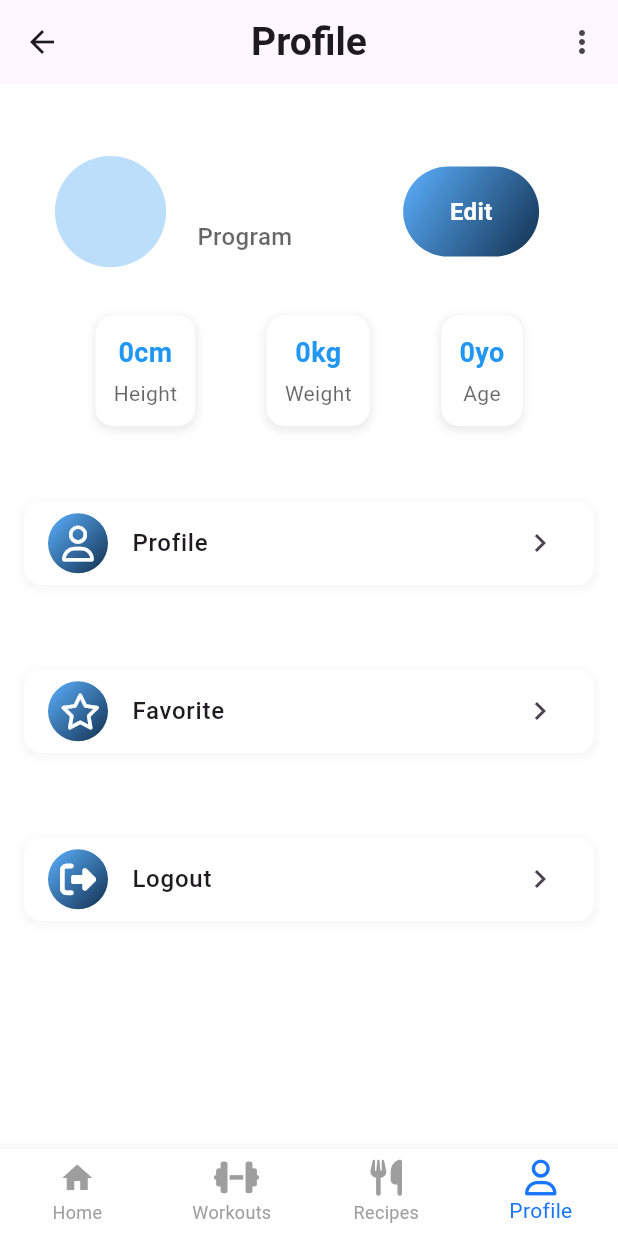
After one commit to Recipe-Rise/Flutter-GP, a Flutter app: the ProfileScreen screen opened directly, on a phone screen of 412 x 824 dp. The commit adds this screen. Run offline on Flutter 3.47's test engine with Material 3 defaults, Android fonts, the light colour scheme and no system bars; our stand-ins replace bloc, flutter_bloc, flutter_vector_icons, font_awesome_flutter, get, percent_indicator and 1 more; accounts and stored records are empty.

Commit message:
profile screen

```diff
--- /dev/null
+++ b/lib/core/utils/app_navigator.dart
@@ -0,0 +1,57 @@
+// lib/core/utils/app_navigator.dart
+
+import 'package:fitfork_gp/features/Home/presentation/views/home_screen.dart';
+import 'package:fitfork_gp/features/Profile/presentation/views/profile_screen.dart';
+import 'package:flutter/material.dart';
+
+// Import other screens as needed
+
+class AppNavigator {
+  // Navigate to screen based on bottom navigation index
+  static void navigateToTabScreen(BuildContext context, int index,
+      {Object? arguments}) {
+    // Get current route to avoid pushing the same route
+    final String? currentRoute = ModalRoute.of(context)?.settings.name;
+
+    String routeName;
+    Widget screen;
+
+    switch (index) {
+      case 0:
+        routeName = '/home';
+        screen = HomeScreen(
+          firstName: arguments != null ? (arguments as Map)['firstName'] : '',
+          bmi: arguments != null ? (arguments as Map)['bmi'] : 0.0,
+          bmr: arguments != null ? (arguments as Map)['bmr'] : 0.0,
+        );
+        break;
+      case 1:
+        routeName = '/workouts';
+        // Replace with your workouts screen
+        screen = Scaffold(appBar: AppBar(title: const Text('Workouts')));
+        break;
+      case 2:
+        routeName = '/recipes';
+        // Replace with your recipes screen
+        screen = Scaffold(appBar: AppBar(title: const Text('Recipes')));
+        break;
+      case 3:
+        routeName = '/profile';
+        screen = const ProfileScreen();
+        break;
+      default:
+        return;
+    }
+
+    // Don't navigate if already on the route
+    if (currentRoute == routeName) return;
+
+    Navigator.pushReplacement(
+      context,
+      MaterialPageRoute(
+        builder: (context) => screen,
+        settings: RouteSettings(name: routeName),
+      ),
+    );
+  }
+}
--- a/lib/features/BMI/presentation/views/detailed_bmi_screen.dart
+++ b/lib/features/BMI/presentation/views/detailed_bmi_screen.dart
@@ -42,11 +42,11 @@ class DetailedBmiScreen extends StatelessWidget {
             const SizedBox(
               height: 20,
             ),
-            Text(
-              'Please Modify the values',
-              style: Styles.textStyle16
-                  .copyWith(color: Colors.black.withOpacity(0.6)),
-            ),
+            // Text(
+            //   'Please Modify the values',
+            //   style: Styles.textStyle16
+            //       .copyWith(color: Colors.black.withOpacity(0.6)),
+            // ),
             const SizedBox(
               height: 20,
             ),
--- a/lib/features/Home/presentation/views/home_screen.dart
+++ b/lib/features/Home/presentation/views/home_screen.dart
@@ -1,3 +1,4 @@
+import 'package:fitfork_gp/core/utils/app_navigator.dart';
 import 'package:fitfork_gp/core/utils/styles.dart';
 import 'package:fitfork_gp/features/Home/presentation/widgets/activity_status_header.dart';
 import 'package:fitfork_gp/features/Home/presentation/widgets/bmi_card.dart';
@@ -115,9 +116,19 @@ class _HomeScreenState extends State<HomeScreen> {
         unselectedItemColor: Colors.grey,
         currentIndex: _selectedIndex,
         onTap: (index) {
-          setState(() {
-            _selectedIndex = index;
-          });
+          if (index != _selectedIndex) {
+            // Use AppNavigator to handle navigation
+            final args = {
+              'firstName': widget.firstName,
+              'bmi': widget.bmi,
+              'bmr': widget.bmr,
+            };
+            AppNavigator.navigateToTabScreen(context, index, arguments: args);
+          } else {
+            setState(() {
+              _selectedIndex = index;
+            });
+          }
         },
         items: const [
           BottomNavigationBarItem(
--- /dev/null
+++ b/lib/features/Profile/presentation/views/profile_screen.dart
@@ -0,0 +1,57 @@
+import 'package:fitfork_gp/core/utils/styles.dart';
+import 'package:fitfork_gp/features/Profile/presentation/widgets/profile_bottom_nav_bar.dart';
+import 'package:fitfork_gp/features/Profile/presentation/widgets/profile_header.dart';
+import 'package:fitfork_gp/features/Profile/presentation/widgets/profile_menu_section.dart';
+import 'package:fitfork_gp/features/Profile/presentation/widgets/profile_stats_section.dart';
+import 'package:fitfork_gp/features/Register/presentation/cubit/cubit/register_cubit.dart';
+import 'package:flutter/material.dart';
+import 'package:flutter_bloc/flutter_bloc.dart';
+
+class ProfileScreen extends StatelessWidget {
+  const ProfileScreen({Key? key}) : super(key: key);
+
+  @override
+  Widget build(BuildContext context) {
+    return BlocBuilder<RegisterCubit, RegisterState>(
+      builder: (context, state) {
+        final registerData = context.read<RegisterCubit>().registerData;
+        final bmi = context.read<RegisterCubit>().calculateBMI();
+        final bmr = context.read<RegisterCubit>().calculateBMR();
+
+        return Scaffold(
+          appBar: AppBar(
+            title: const Text('Profile',
+                style: TextStyle(fontSize: 26, fontWeight: FontWeight.bold)),
+            centerTitle: true,
+            actions: [
+              IconButton(
+                icon: const Icon(Icons.more_vert),
+                onPressed: () {},
+              ),
+            ],
+          ),
+          body: SafeArea(
+            child: SingleChildScrollView(
+              padding: const EdgeInsets.all(16),
+              child: Column(
+                crossAxisAlignment: CrossAxisAlignment.start,
+                children: [
+                  SizedBox(
+                    height: 32,
+                  ),
+                  ProfileHeader(userData: registerData),
+                  const SizedBox(height: 32),
+                  ProfileStatsSection(
+                      userData: registerData, bmi: bmi, bmr: bmr),
+                  const SizedBox(height: 50),
+                  const ProfileMenuSection(),
+                ],
+              ),
+            ),
+          ),
+          bottomNavigationBar: const ProfileBottomNavBar(selectedIndex: 3),
+        );
+      },
+    );
+  }
+}
--- /dev/null
+++ b/lib/features/Profile/presentation/widgets/profile_bottom_nav_bar.dart
@@ -0,0 +1,56 @@
+import 'package:fitfork_gp/features/Register/presentation/cubit/cubit/register_cubit.dart';
+import 'package:flutter/material.dart';
+import 'package:flutter_bloc/flutter_bloc.dart';
+import 'package:font_awesome_flutter/font_awesome_flutter.dart';
+import 'package:fitfork_gp/core/utils/app_navigator.dart';
+
+class ProfileBottomNavBar extends StatelessWidget {
+  final int selectedIndex;
+
+  const ProfileBottomNavBar({
+    Key? key,
+    required this.selectedIndex,
+  }) : super(key: key);
+
+  @override
+  Widget build(BuildContext context) {
+    return BottomNavigationBar(
+      type: BottomNavigationBarType.fixed,
+      backgroundColor: Colors.white,
+      elevation: 8,
+      selectedItemColor: const Color(0xFF1A75FF),
+      unselectedItemColor: Colors.grey,
+      currentIndex: selectedIndex,
+      onTap: (index) {
+        if (index != selectedIndex) {
+          // Use AppNavigator to handle navigation
+          final registerCubit = context.read<RegisterCubit>();
+          final args = {
+            'firstName': registerCubit.registerData.firstName,
+            'bmi': registerCubit.calculateBMI(),
+            'bmr': registerCubit.calculateBMR(),
+          };
+          AppNavigator.navigateToTabScreen(context, index, arguments: args);
+        }
+      },
+      items: const [
+        BottomNavigationBarItem(
+          icon: Icon(Icons.home),
+          label: 'Home',
+        ),
+        BottomNavigationBarItem(
+          icon: Icon(FontAwesomeIcons.dumbbell),
+          label: 'Workouts',
+        ),
+        BottomNavigationBarItem(
+          icon: Icon(FontAwesomeIcons.utensils),
+          label: 'Recipes',
+        ),
+        BottomNavigationBarItem(
+          icon: Icon(FontAwesomeIcons.user),
+          label: 'Profile',
+        ),
+      ],
+    );
+  }
+}
--- /dev/null
+++ b/lib/features/Profile/presentation/widgets/profile_header.dart
@@ -0,0 +1,77 @@
+import 'package:fitfork_gp/constants.dart';
+import 'package:fitfork_gp/core/utils/styles.dart';
+import 'package:fitfork_gp/features/Register/data/Models/register_data.dart';
+import 'package:fitfork_gp/features/Register/presentation/widgets/custom_gradient_button.dart';
+import 'package:flutter/material.dart';
+
+class ProfileHeader extends StatelessWidget {
+  final RegisterData userData;
+
+  const ProfileHeader({super.key, required this.userData});
+
+  @override
+  Widget build(BuildContext context) {
+    double screenWidth = MediaQuery.of(context).size.width;
+
+    return Padding(
+      padding: EdgeInsets.symmetric(horizontal: screenWidth * 0.05),
+      child: Row(
+        crossAxisAlignment: CrossAxisAlignment.center,
+        children: [
+          CircleAvatar(
+            radius: screenWidth * 0.09,
+            backgroundColor: Colors.blue.shade100,
+            child: Text(
+              _getInitials(userData),
+              style: Styles.textStyle30.copyWith(
+                color: Colors.blue,
+                fontWeight: FontWeight.bold,
+                fontSize: screenWidth * 0.06,
+              ),
+            ),
+          ),
+
+          SizedBox(width: screenWidth * 0.04),
+
+          Expanded(
+            child: Column(
+              crossAxisAlignment: CrossAxisAlignment.start,
+              children: [
+                Text(
+                  "${userData.firstName} ${userData.lastName}",
+                  style: Styles.textStyle22.copyWith(
+                    fontSize: screenWidth * 0.05,
+                  ),
+                  softWrap: true,
+                  overflow: TextOverflow.visible,
+                ),
+                SizedBox(height: 4),
+                Text(
+                  "${userData.goal} Program",
+                  style: Styles.textStyle16.copyWith(
+                    color: Colors.black.withOpacity(0.6),
+                  ),
+                ),
+              ],
+            ),
+          ),
+
+          // Edit Button
+          CustomGradientButton(
+            text: "Edit",
+            onPressed: () {},
+            gradient: kButtonColor,
+            width: screenWidth * 0.22, // Responsive button width
+          ),
+        ],
+      ),
+    );
+  }
+
+  String _getInitials(RegisterData userData) {
+    if (userData.firstName.isEmpty || userData.lastName.isEmpty) {
+      return "U";
+    }
+    return "${userData.firstName[0]}${userData.lastName[0]}";
+  }
+}
--- /dev/null
+++ b/lib/features/Profile/presentation/widgets/profile_menu_item.dart
@@ -0,0 +1,51 @@
+import 'package:fitfork_gp/constants.dart';
+import 'package:flutter/material.dart';
+
+class ProfileMenuItem extends StatelessWidget {
+  final IconData icon;
+  final String title;
+  final VoidCallback onTap;
+  const ProfileMenuItem(
+      {super.key,
+      required this.icon,
+      required this.title,
+      required this.onTap});
+
+  @override
+  Widget build(BuildContext context) {
+    return Container(
+      margin: const EdgeInsets.only(bottom: 16),
+      decoration: BoxDecoration(
+        color: Colors.white,
+        borderRadius: BorderRadius.circular(12),
+        boxShadow: [
+          BoxShadow(
+            color: Colors.grey.withOpacity(0.1),
+            spreadRadius: 1,
+            blurRadius: 4,
+            offset: const Offset(0, 2),
+          ),
+        ],
+      ),
+      child: ListTile(
+        leading: Container(
+          width: 40,
+          height: 40,
+          decoration: BoxDecoration(
+            shape: BoxShape.circle,
+            gradient: kButtonColor,
+          ),
+          child: Center(child: Icon(icon, color: Colors.white)),
+        ),
+        title: Text(
+          title,
+          style: const TextStyle(
+            fontWeight: FontWeight.w500,
+          ),
+        ),
+        trailing: const Icon(Icons.chevron_right),
+        onTap: onTap,
+      ),
+    );
+  }
+}
--- /dev/null
+++ b/lib/features/Profile/presentation/widgets/profile_menu_section.dart
@@ -0,0 +1,38 @@
+import 'package:fitfork_gp/features/Profile/presentation/widgets/profile_menu_item.dart';
+import 'package:flutter/material.dart';
+import 'package:font_awesome_flutter/font_awesome_flutter.dart';
+
+class ProfileMenuSection extends StatelessWidget {
+  const ProfileMenuSection({super.key});
+
+  @override
+  Widget build(BuildContext context) {
+    final menuItems = [
+      {'icon': FontAwesomeIcons.user, 'title': 'Profile'},
+      {'icon': FontAwesomeIcons.star, 'title': 'Favorite'},
+      {'icon': FontAwesomeIcons.rightFromBracket, 'title': 'Logout'},
+    ];
+    return Column(
+      children: List.generate(
+        menuItems.length * 2 - 1,
+        (index) {
+          if (index.isEven) {
+            final itemIndex = index ~/ 2;
+            return ProfileMenuItem(
+              icon: menuItems[itemIndex]['icon'] as IconData,
+              title: menuItems[itemIndex]['title'] as String,
+              onTap: () {
+                // Handle menu item taps
+                if (menuItems[itemIndex]['title'] == 'Logout') {
+                  // Handle logout
+                }
+              },
+            );
+          } else {
+            return SizedBox(height: 40); // Space between items
+          }
+        },
+      ),
+    );
+  }
+}
--- /dev/null
+++ b/lib/features/Profile/presentation/widgets/profile_stat_item.dart
@@ -0,0 +1,37 @@
+import 'package:flutter/material.dart';
+
+class ProfileStatItem extends StatelessWidget {
+  final String value;
+  final String label;
+
+  const ProfileStatItem({
+    Key? key,
+    required this.value,
+    required this.label,
+  }) : super(key: key);
+
+  @override
+  Widget build(BuildContext context) {
+    return Column(
+      // ✅ Remove Expanded
+      children: [
+        Text(
+          value,
+          style: TextStyle(
+            fontSize: 18,
+            fontWeight: FontWeight.bold,
+            color: Colors.blue.shade500,
+          ),
+        ),
+        const SizedBox(height: 4),
+        Text(
+          label,
+          style: TextStyle(
+            fontSize: 14,
+            color: Colors.black.withOpacity(0.6),
+          ),
+        ),
+      ],
+    );
+  }
+}
--- /dev/null
+++ b/lib/features/Profile/presentation/widgets/profile_stats_section.dart
@@ -0,0 +1,66 @@
+import 'package:fitfork_gp/features/Profile/presentation/widgets/profile_stat_item.dart';
+import 'package:fitfork_gp/features/Register/data/Models/register_data.dart';
+import 'package:flutter/material.dart';
+
+class ProfileStatsSection extends StatelessWidget {
+  final RegisterData userData;
+  final double bmi;
+  final double bmr;
+  const ProfileStatsSection(
+      {super.key,
+      required this.userData,
+      required this.bmi,
+      required this.bmr});
+
+  @override
+  Widget build(BuildContext context) {
+    return Row(
+      mainAxisAlignment: MainAxisAlignment.spaceEvenly,
+      children: [
+        StatContainer(
+          child: ProfileStatItem(
+            value: "${userData.height.toInt()}cm",
+            label: "Height",
+          ),
+        ),
+        StatContainer(
+          child: ProfileStatItem(
+            value: "${userData.weight.toInt()}kg",
+            label: "Weight",
+          ),
+        ),
+        StatContainer(
+          child: ProfileStatItem(
+            value: "${DateTime.now().year - userData.dateOfBirth.year}yo",
+            label: "Age",
+          ),
+        ),
+      ],
+    );
+  }
+}
+
+class StatContainer extends StatelessWidget {
+  final Widget child;
+  const StatContainer({super.key, required this.child});
+
+  @override
+  Widget build(BuildContext context) {
+    return Container(
+      padding: EdgeInsets.all(12),
+      decoration: BoxDecoration(
+        color: Colors.white,
+        borderRadius: BorderRadius.circular(12),
+        boxShadow: [
+          BoxShadow(
+            color: Colors.grey.withOpacity(0.2),
+            spreadRadius: 1,
+            blurRadius: 4,
+            offset: Offset(0, 2),
+          ),
+        ],
+      ),
+      child: child,
+    );
+  }
+}
```
